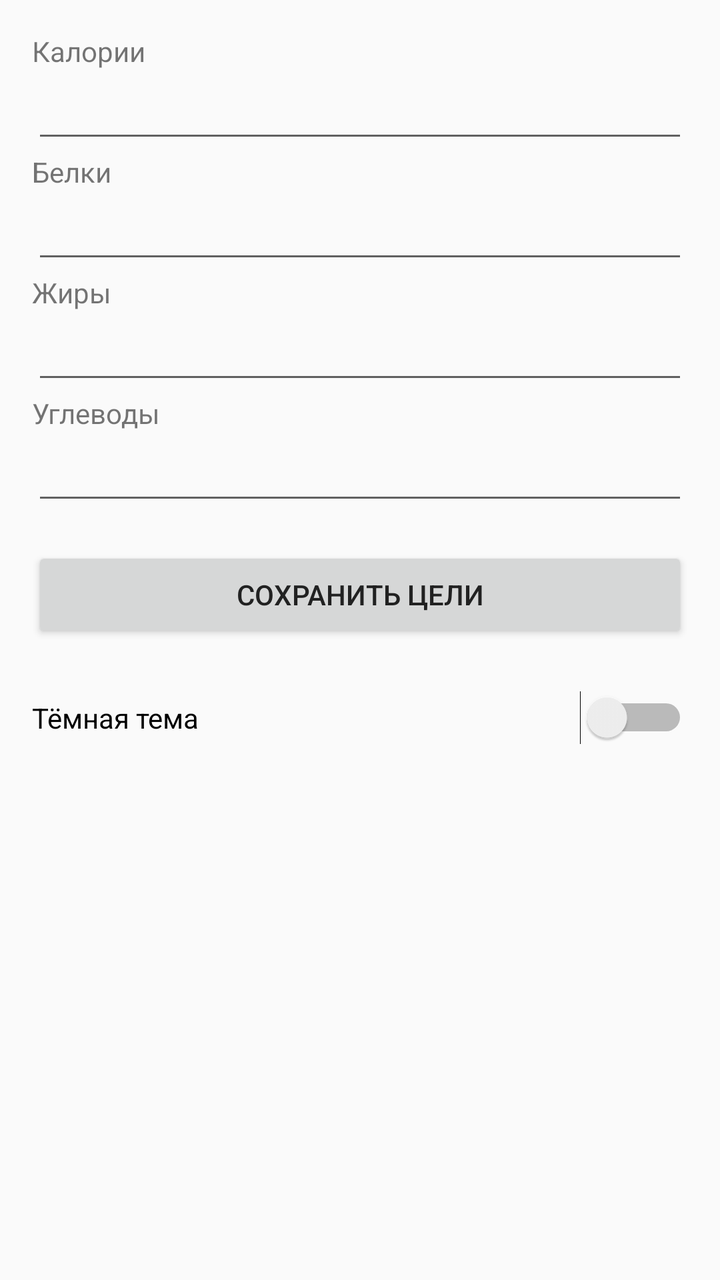
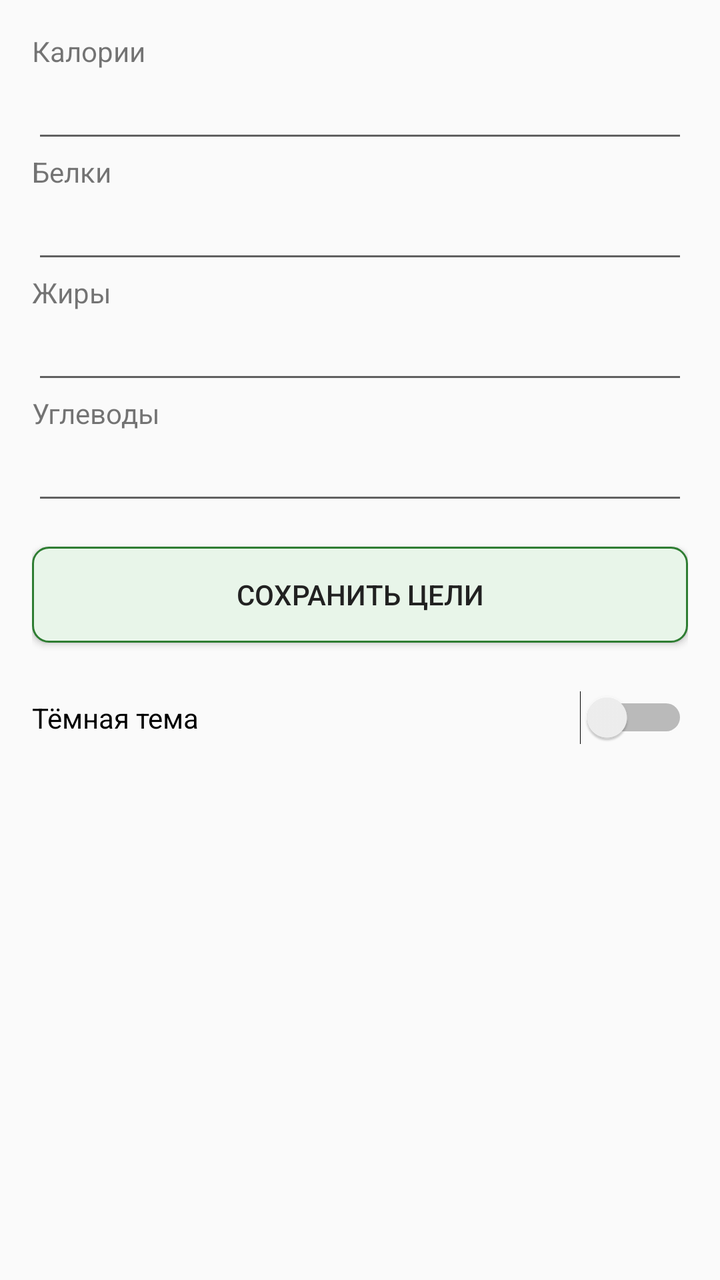

Screens rendered from an Android XML layout before and after an edit, with the pre-edit source and the edit as a unified diff.
<!-- AndroidManifest.xml: application theme AppTheme.Light -->
<!-- res/layout/fragment_profile.xml -->
<?xml version="1.0" encoding="utf-8"?>
<ScrollView xmlns:android="http://schemas.android.com/apk/res/android"
    android:layout_width="match_parent"
    android:layout_height="match_parent">

    <LinearLayout
        android:layout_width="match_parent"
        android:layout_height="wrap_content"
        android:orientation="vertical"
        android:padding="16dp">

        <TextView
            android:layout_width="match_parent"
            android:layout_height="wrap_content"
            android:text="@string/kcal" />

        <EditText
            android:id="@+id/targetKcalInput"
            android:layout_width="match_parent"
            android:layout_height="wrap_content"
            android:inputType="numberDecimal" />

        <TextView
            android:layout_width="match_parent"
            android:layout_height="wrap_content"
            android:text="@string/protein" />

        <EditText
            android:id="@+id/targetProteinInput"
            android:layout_width="match_parent"
            android:layout_height="wrap_content"
            android:inputType="numberDecimal" />

        <TextView
            android:layout_width="match_parent"
            android:layout_height="wrap_content"
            android:text="@string/fat" />

        <EditText
            android:id="@+id/targetFatInput"
            android:layout_width="match_parent"
            android:layout_height="wrap_content"
            android:inputType="numberDecimal" />

        <TextView
            android:layout_width="match_parent"
            android:layout_height="wrap_content"
            android:text="@string/carbs" />

        <EditText
            android:id="@+id/targetCarbsInput"
            android:layout_width="match_parent"
            android:layout_height="wrap_content"
            android:inputType="numberDecimal" />

        <Button
            android:id="@+id/saveTargetsButton"
            android:layout_width="match_parent"
            android:layout_height="wrap_content"
            android:layout_marginTop="16dp"
            android:text="@string/save_targets" />

        <Switch
            android:id="@+id/darkThemeSwitch"
            android:layout_width="match_parent"
            android:layout_height="wrap_content"
            android:layout_marginTop="24dp"
            android:text="@string/dark_theme" />

    </LinearLayout>

</ScrollView>
<!-- resources referenced by this layout -->
<resources>
  <string name="carbs">Углеводы</string>
  <string name="dark_theme">Тёмная тема</string>
  <string name="fat">Жиры</string>
  <string name="kcal">Калории</string>
  <string name="protein">Белки</string>
  <string name="save_targets">Сохранить цели</string>
  <style name="AppTheme.Light" parent="@android:style/Theme.Material.Light">
          <item name="android:windowBackground">@color/light_bg</item>
          <item name="android:textColorPrimary">@color/light_text</item>
          <item name="android:textColorSecondary">@color/light_secondary</item>
          <item name="android:colorAccent">@color/accent_light</item>
      </style>
  <color name="light_bg">#FAFAFA</color>
  <color name="light_text">#212121</color>
  <color name="light_secondary">#616161</color>
  <color name="accent_light">#2E7D32</color>
</resources>

<!-- the commit's change to res/layout/fragment_profile.xml (unified diff, before → after) -->
@@ -1,4 +1,4 @@
-<?xml version="1.0" encoding="utf-8"?>
+﻿<?xml version="1.0" encoding="utf-8"?>
 <ScrollView xmlns:android="http://schemas.android.com/apk/res/android"
     android:layout_width="match_parent"
     android:layout_height="match_parent">
@@ -53,7 +53,7 @@
             android:layout_height="wrap_content"
             android:inputType="numberDecimal" />
 
-        <Button
+        <Button style="@style/AppButton"
             android:id="@+id/saveTargetsButton"
             android:layout_width="match_parent"
             android:layout_height="wrap_content"
<!-- resource entries referenced after the edit -->
@@ -6,15 +6,43 @@
   <string name="kcal">Калории</string>
   <string name="protein">Белки</string>
   <string name="save_targets">Сохранить цели</string>
+  <style name="AppButton" parent="@android:style/Widget.Material.Button">
+          <item name="android:background">?attr/buttonBg</item>
+          <item name="android:textColor">?android:attr/textColorPrimary</item>
+          <item name="android:minHeight">48dp</item>
+          <item name="android:textSize">14sp</item>
+          <item name="android:paddingStart">12dp</item>
+          <item name="android:paddingEnd">12dp</item>
+      </style>
   <style name="AppTheme.Light" parent="@android:style/Theme.Material.Light">
           <item name="android:windowBackground">@color/light_bg</item>
           <item name="android:textColorPrimary">@color/light_text</item>
           <item name="android:textColorSecondary">@color/light_secondary</item>
           <item name="android:colorAccent">@color/accent_light</item>
+          <item name="buttonBg">@drawable/rounded_button_light</item>
+          <item name="progressTrack">@color/track_light</item>
+          <item name="progressKcal">@color/kcal_color</item>
+          <item name="progressProtein">@color/protein_color</item>
+          <item name="progressFat">@color/fat_color</item>
+          <item name="progressCarbs">@color/carbs_color</item>
       </style>
   <color name="light_bg">#FAFAFA</color>
   <color name="light_text">#212121</color>
   <color name="light_secondary">#616161</color>
   <color name="accent_light">#2E7D32</color>
+  <!-- drawable rounded_button_light (drawable) -->
+  <?xml version="1.0" encoding="utf-8"?>
+  <shape xmlns:android="http://schemas.android.com/apk/res/android"
+      android:shape="rectangle">
+      <solid android:color="#E8F5E9" />
+      <stroke android:width="1dp" android:color="#2E7D32" />
+      <corners android:radius="8dp" />
+      <padding android:left="12dp" android:top="6dp" android:right="12dp" android:bottom="6dp" />
+  </shape>
+  <color name="track_light">#E0E0E0</color>
+  <color name="kcal_color">#EF6C00</color>
+  <color name="protein_color">#1976D2</color>
+  <color name="fat_color">#C2185B</color>
+  <color name="carbs_color">#7B1FA2</color>
 </resources>
 
